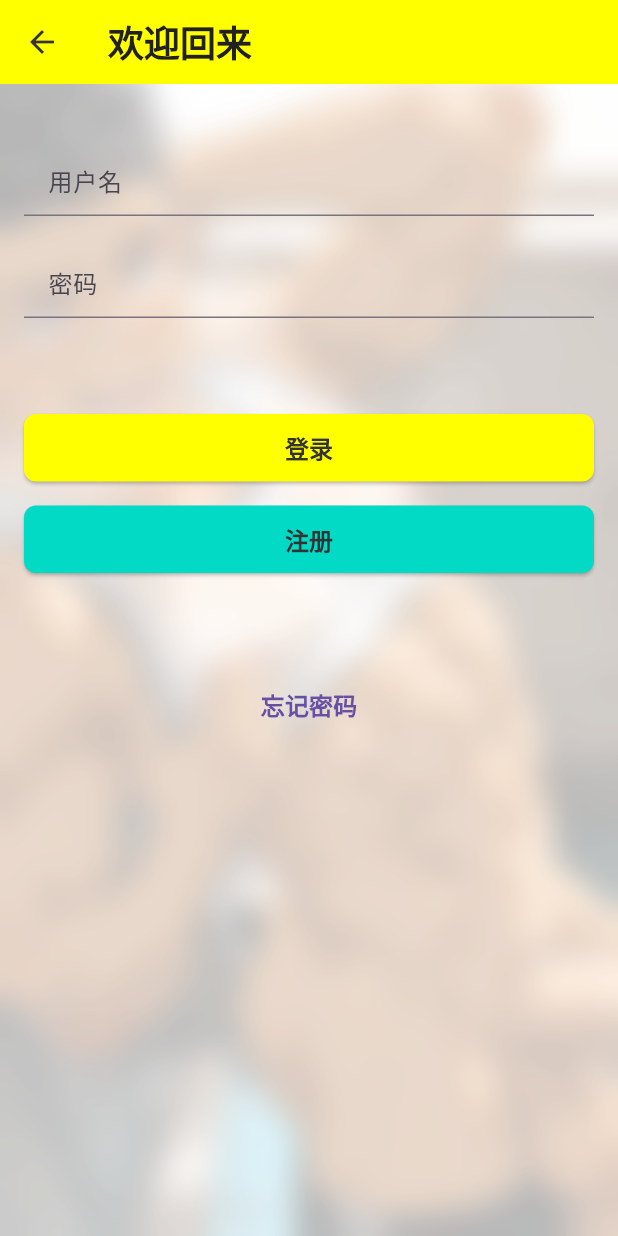
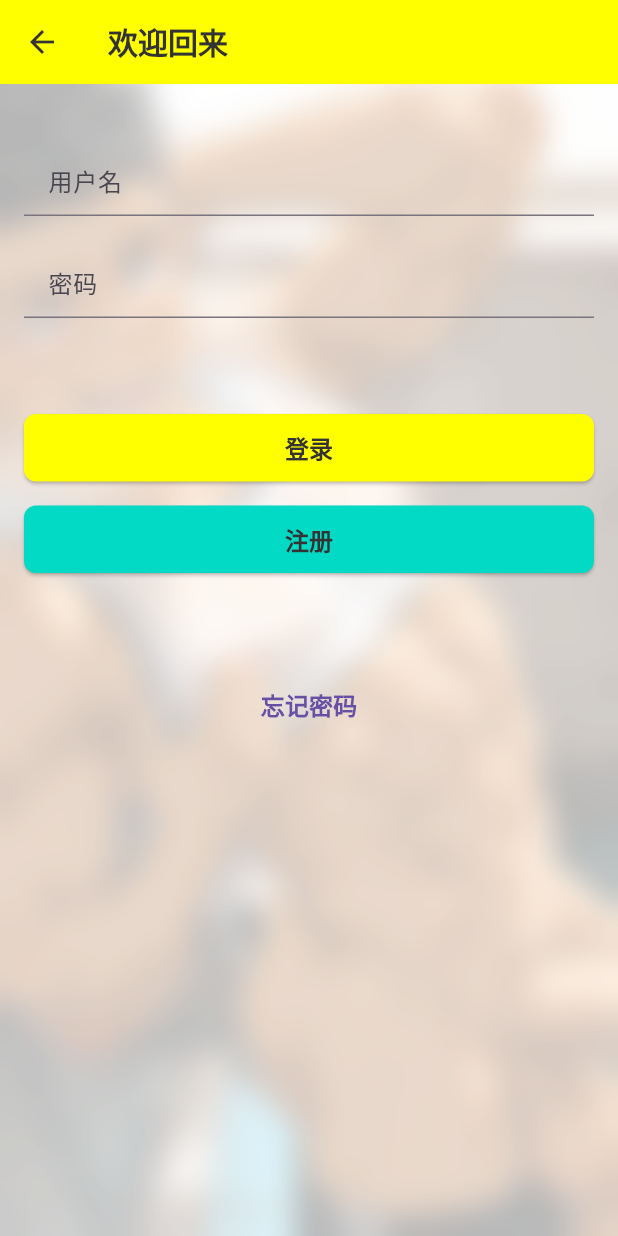
Before and after one commit to akingpeace/flutter_live_house, a Flutter app: the LoginPage screen opened by its route, on a phone screen of 412 x 824 dp. Run offline on Flutter 3.47's test engine with Material 3 defaults, Android fonts, the phone set to English and light mode, and no system bars; our stand-ins replace dio, geocoding, geolocator, shared_preferences; missing offline and left inert: window_size; accounts and stored records are empty.

Commit message:
不得了

```diff
--- a/lib/core/themes/app_theme.dart
+++ b/lib/core/themes/app_theme.dart
@@ -160,7 +160,7 @@ class AppTheme {
       brightness: Brightness.dark,
       primarySwatch: Colors.blue,
       primaryColor: secondaryColor,
-      scaffoldBackgroundColor: const Color(0xFF121212),
+      scaffoldBackgroundColor: Colors.black12,
       appBarTheme: const AppBarTheme(
         backgroundColor: Color(0xFF1F1F1F),
         foregroundColor: Colors.white,
--- a/lib/pages/login.dart
+++ b/lib/pages/login.dart
@@ -106,10 +106,7 @@ class _LoginPageState extends State<LoginPage> {
     Color backgroundColor = Theme.of(context).scaffoldBackgroundColor;
     return Scaffold(
       backgroundColor: backgroundColor,
-      appBar: AppBar(
-        backgroundColor: AppTheme.primaryColor,
-        title: Text('欢迎回来', style: AppTheme.customAppBarTitle),
-      ),
+      appBar: AppBar(title: Text('欢迎回来')),
       body: BasePage(
         child: SingleChildScrollView(
           child: Padding(
```
